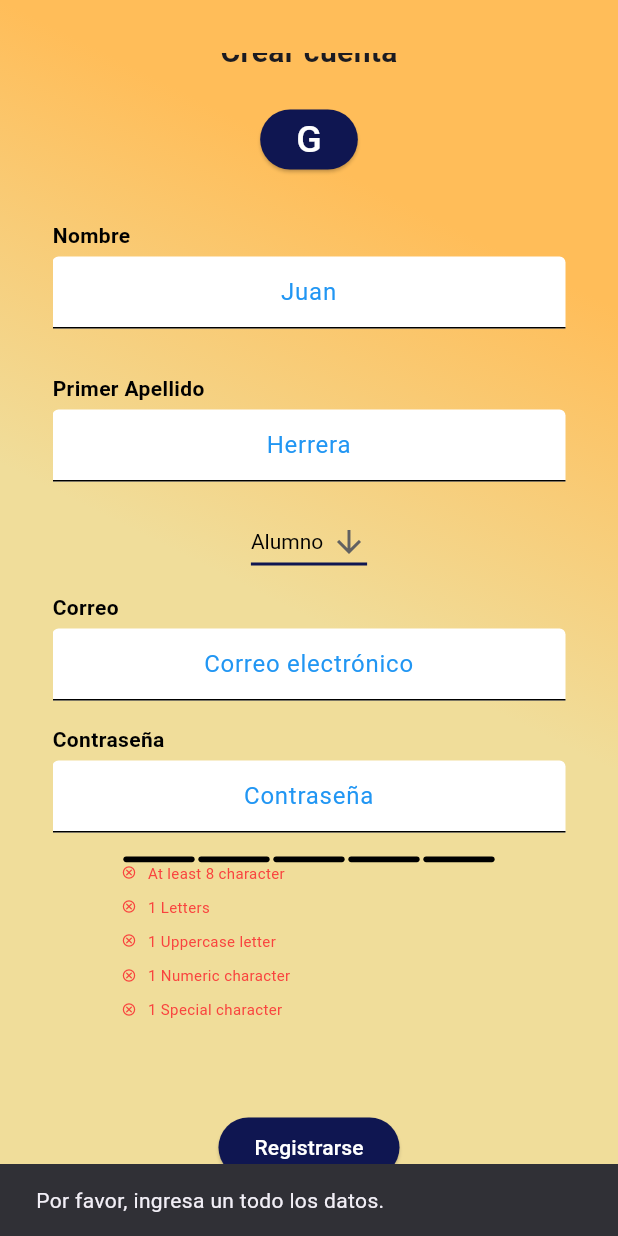
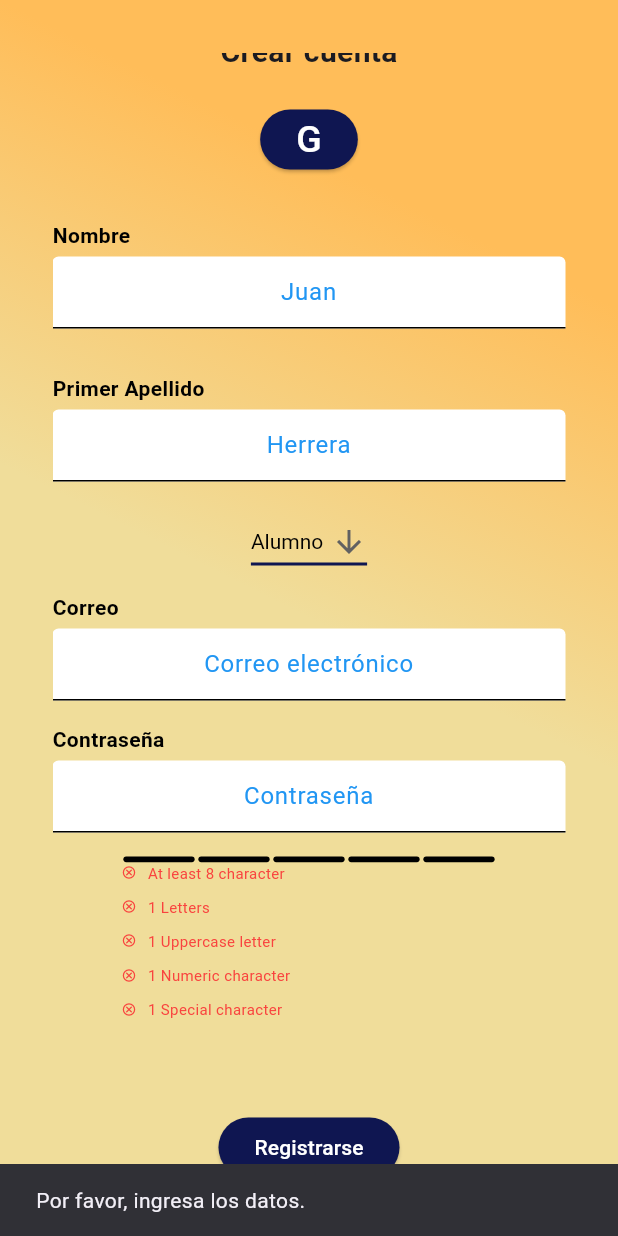
Before and after one commit to Jncr22/flutter-eventview-app, a Flutter app: the RegistrationScreen screen opened by its route, scrolled down 50 dp, after a tap on "Registrarse", on a phone screen of 412 x 824 dp. Run offline on Flutter 3.47's test engine with Material 3 defaults, Android fonts, the phone set to English and light mode, and no system bars; drawn by our look-alikes of flutter_pw_validator; our stand-ins replace camera, cloud_firestore, firebase_auth, firebase_core, firebase_storage, flutter_svg and 3 more; accounts and stored records are empty.

Commit message:
fix - correcion de ortografia

```diff
--- a/lib/presentation/screens/register_screen.dart
+++ b/lib/presentation/screens/register_screen.dart
@@ -209,7 +209,7 @@ class _RegistrationScreenState extends State<RegistrationScreen> {
                         ScaffoldMessenger.of(context).showSnackBar(
                           const SnackBar(
                             content: Text(
-                                'Por favor, ingresa un todo los datos.'),
+                                'Por favor, ingresa los datos.'),
                             duration: Duration(seconds: 2),
                           ),
                         );
```
